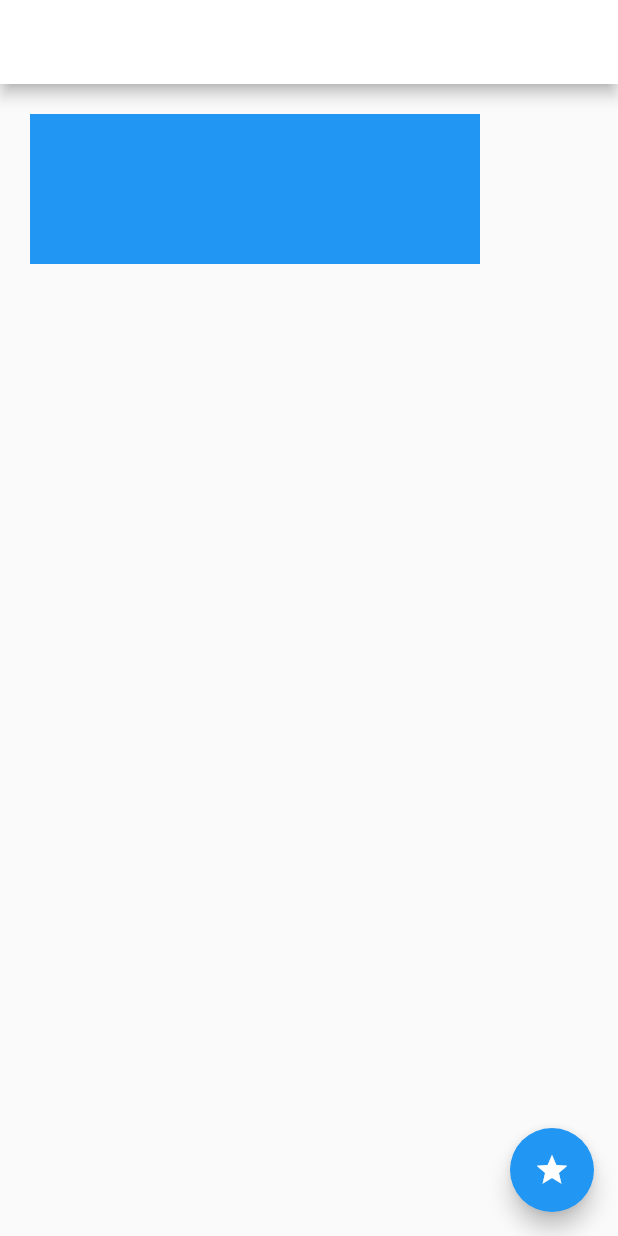
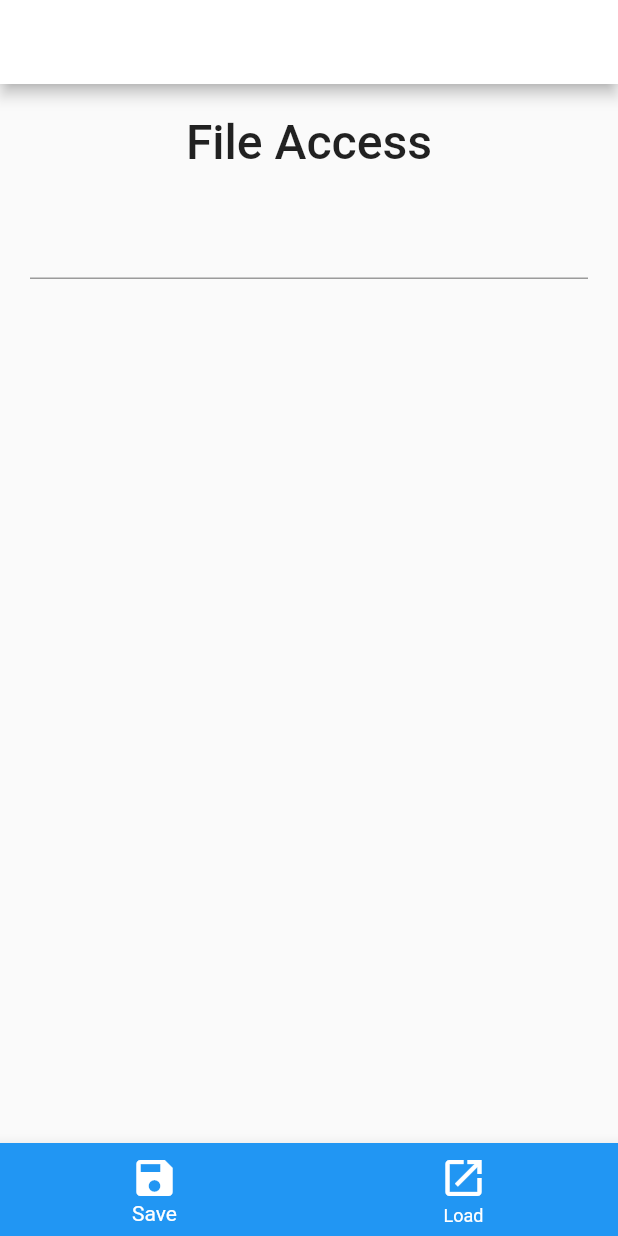
Before and after one commit to mike1123-git/flutter-study, a Flutter app: the screen it shows after launch, on a phone screen of 412 x 824 dp. Run offline on Flutter 3.47's test engine with Material 2 defaults, Android fonts, the light colour scheme and no system bars.

Commit message:
resource read write

```diff
--- a/lib/main.dart
+++ b/lib/main.dart
@@ -2,6 +2,8 @@ import 'dart:math';
 
 import 'package:flutter/material.dart';
 import 'dart:ui' as ui;
+import 'dart:io';
+import 'package:path_provider/path_provider.dart';
 
 void main() {
   runApp(const MyApp());
@@ -38,16 +40,9 @@ class MyHomePage extends StatefulWidget {
   MyHomePageState createState() => MyHomePageState();
 }
 
-class MyHomePageState extends State<MyHomePage>
-    with SingleTickerProviderStateMixin {
-  // late Animation<double> animation;
-  // late AnimationController animationController;
-  bool flg = false;
-
-  @override
-  void initState() {
-    super.initState();
-  }
+class MyHomePageState extends State<MyHomePage> {
+  final _controller = TextEditingController();
+  final _fname = 'flutter_sampledata.txt';
 
   @override
   Widget build(BuildContext context) {
@@ -59,57 +54,82 @@ class MyHomePageState extends State<MyHomePage>
       body: Padding(
         padding: EdgeInsets.all(20.0),
         child: Column(
-          children: [
-            AnimatedContainer(duration: Duration(seconds: 3),
-            color: flg? Colors.red:Colors.blue,
-              width: flg? 100:300,
-              height: flg? 300:100,
+          children: <Widget>[
+            const Text('File Access',
+                style: TextStyle(fontSize: 32, fontWeight: FontWeight.w500)),
+            Padding(padding: EdgeInsets.all(10.0)),
+            TextField(
+              controller: _controller,
+              style: TextStyle(fontSize: 24),
+              minLines: 1,
+              maxLines: 5
             )
           ],
         ),
       ),
-      floatingActionButton: FloatingActionButton(
-        onPressed: () => setState(() {
-          flg = !flg;
-        }),
-        child: const Icon(Icons.star),
+      bottomNavigationBar: BottomNavigationBar(
+        backgroundColor: Colors.blue,
+        selectedItemColor: Colors.white,
+        unselectedItemColor: Colors.white,
+        currentIndex: 0,
+        items: const [
+          BottomNavigationBarItem(
+            icon: Icon(Icons.save,color: Colors.white,size: 32),
+          label: 'Save'
+          ),
+          BottomNavigationBarItem(
+              icon: Icon(Icons.open_in_new,color: Colors.white,size:32),
+            label: 'Load'
+          )
+        ],
+        onTap: (int value) async{
+          switch(value){
+            case 0:
+              saveIt(_controller.text);
+              // setState(() {
+              //   _controller.text='';
+              // });
+              showDialog(context: context,
+                  builder:(BuildContext context) => const AlertDialog(
+                    title: Text('Saved'),
+                    content: Text('save message to file'),
+                  )
+              );
+              break;
+            case 1:
+              String value = await loadIt();
+              setState(() {
+                _controller.text=value;
+              });
+              showDialog(context: context,
+                  builder:(BuildContext context) =>  AlertDialog(
+                    title: Text('Loaded'),
+                    content: Text('load message to file'),
+                  )
+              );
+              break;
+            default:print('no default');
+          }
+        },
       ),
     );
   }
-}
 
-class MyPainter extends CustomPainter {
-  double value;
-
-  MyPainter(this.value);
-
-  @override
-  void paint(Canvas canvas, Size size) {
-    Paint p = Paint();
-    canvas.save();
-
-    p.style = PaintingStyle.fill;
-    p.color = const Color.fromARGB(100, 255, 0, 255);
-
-    Rect r = Rect.fromLTWH(0, 0, 250, 250);
-    canvas.translate(150, 250);
-    canvas.rotate(value);
-    canvas.translate(-125, -125);
-    canvas.drawRect(r, p);
-
-    canvas.restore();
-
-    p.style = PaintingStyle.stroke;
-    p.strokeWidth = 25;
-    p.color = const Color.fromARGB(100, 255, 0, 255);
-    p.color = const Color.fromARGB(100, 0, 255, 255);
-
-    r = Rect.fromLTWH(0, 0, 250, 250);
-    canvas.rotate(value);
-    canvas.translate(-125, -125);
-    canvas.drawRect(r, p);
+  Future<File> getDataFile(String fileName) async{
+    var directory = await getApplicationDocumentsDirectory();
+    return File('${directory.path}/$fileName');
   }
 
-  @override
-  bool shouldRepaint(covariant CustomPainter oldDelegate) => true;
+  void saveIt(String value) async {
+    var file = await getDataFile(_fname);
+    file.writeAsString(value);
+  }
+  Future<String> loadIt() async{
+    try{
+      var file = await getDataFile(_fname);
+      return file.readAsString();
+    }catch(e){
+      return 'no data';
+    }
+  }
 }
--- a/pubspec.yaml
+++ b/pubspec.yaml
@@ -35,6 +35,7 @@ dependencies:
   # The following adds the Cupertino Icons font to your application.
   # Use with the CupertinoIcons class for iOS style icons.
   cupertino_icons: ^1.0.2
+  path_provider: ^2.0.13
 
 dev_dependencies:
   flutter_test:
```
